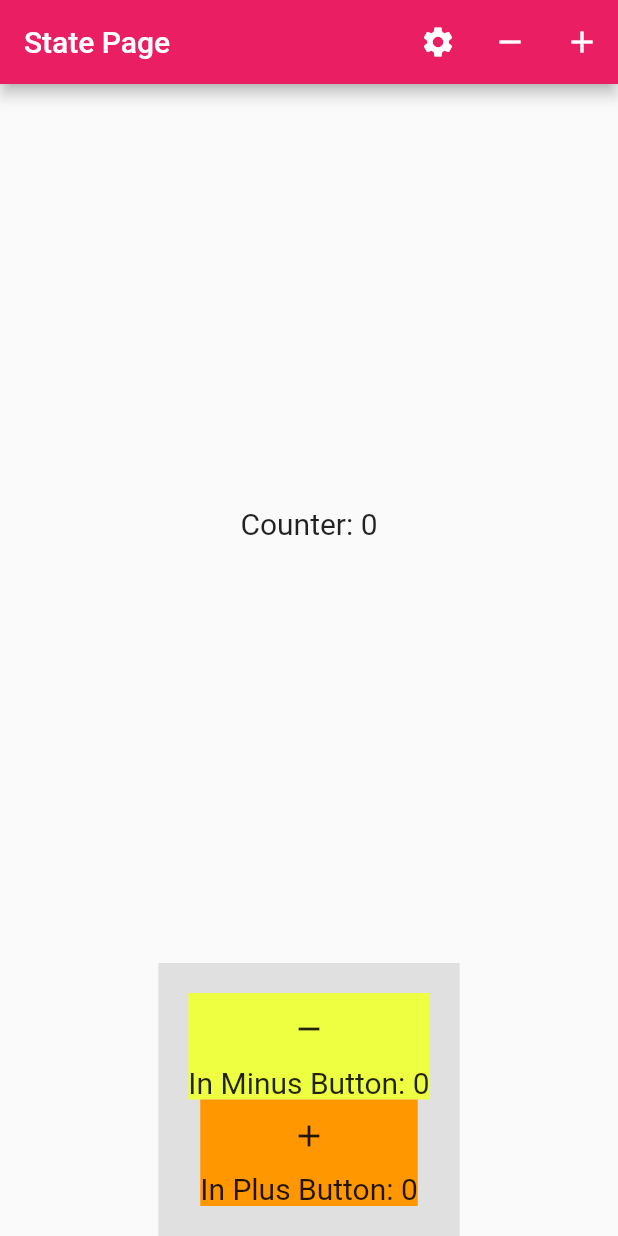
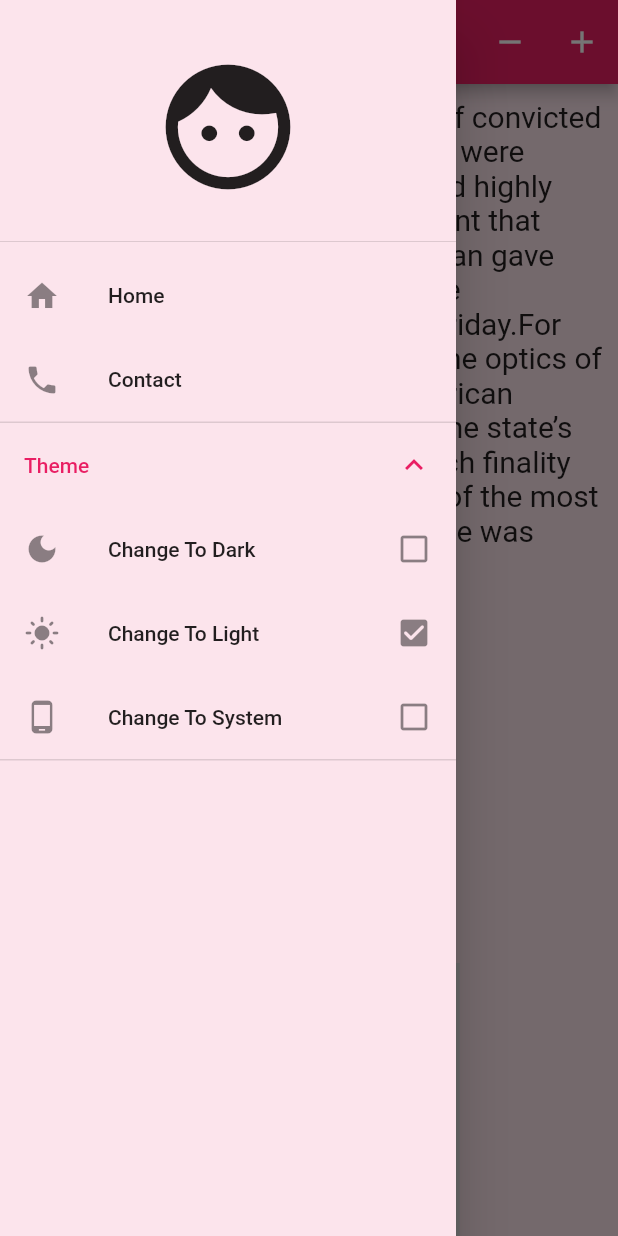
Before and after one commit to YEANSEYHA/flutter_lesson1, a Flutter app: the screen it shows after launch, with the side drawer open (before the commit the screen has no drawer), on a phone screen of 412 x 824 dp. Run offline on Flutter 3.47's test engine with Material 2 defaults, Android fonts, the phone set to English and light mode, and no system bars; our stand-ins replace carousel_slider, font_awesome_flutter.

Commit message:
Change Theme State

```diff
--- a/lib/state_module/apps/state_app.dart
+++ b/lib/state_module/apps/state_app.dart
@@ -1,5 +1,6 @@
 import 'package:flutter/material.dart';
 import 'package:lesson01/state_module/logics/counter_logic.dart';
+import 'package:lesson01/state_module/logics/theme_logic.dart';
 import 'package:lesson01/state_module/pages/state_page.dart';
 import 'package:provider/provider.dart';
 
@@ -7,6 +8,7 @@ Widget appWithProvider() {
   return MultiProvider(
     providers: [
       ChangeNotifierProvider(create: (context) => CounterLogic()),
+      ChangeNotifierProvider(create: (context) => ThemeLogic()),
     ],
     child: StateApp(),
   );
@@ -17,13 +19,29 @@ class StateApp extends StatelessWidget {
 
   @override
   Widget build(BuildContext context) {
+    int counter = context.watch<CounterLogic>().counter;
+
+    ThemeMode mode = context.watch<ThemeLogic>().mode;
+
     return MaterialApp(
       debugShowCheckedModeBanner: false,
       home: StatePage(),
+      themeMode: mode,
       theme: ThemeData(
+        canvasColor: Colors.pink[50],
         primarySwatch: Colors.pink,
         textTheme: TextTheme(
-          bodyText2: TextStyle(fontSize: 20),
+          bodyText2: TextStyle(fontSize: 20 + counter.toDouble()),
+        ),
+      ),
+      darkTheme: ThemeData(
+        brightness: Brightness.dark,
+        canvasColor: Colors.black,
+        appBarTheme: AppBarTheme(
+          backgroundColor: Colors.blueGrey[800],
+        ),
+        textTheme: TextTheme(
+          bodyText2: TextStyle(fontSize: 20 + counter.toDouble()),
         ),
       ),
     );
--- /dev/null
+++ b/lib/state_module/logics/theme_logic.dart
@@ -0,0 +1,21 @@
+import 'package:flutter/material.dart';
+
+class ThemeLogic extends ChangeNotifier {
+  ThemeMode _mode = ThemeMode.light;
+  ThemeMode get mode => _mode;
+
+  void changeToDark() {
+    _mode = ThemeMode.dark;
+    notifyListeners();
+  }
+
+  void changeToLight() {
+    _mode = ThemeMode.light;
+    notifyListeners();
+  }
+
+  void changeToSystem() {
+    _mode = ThemeMode.system;
+    notifyListeners();
+  }
+}
--- a/lib/state_module/pages/state_page.dart
+++ b/lib/state_module/pages/state_page.dart
@@ -1,5 +1,6 @@
 import 'package:flutter/material.dart';
 import 'package:lesson01/state_module/logics/counter_logic.dart';
+import 'package:lesson01/state_module/logics/theme_logic.dart';
 import 'package:lesson01/state_module/pages/state_detail_page.dart';
 import 'package:lesson01/state_module/widgets/minus_button_widget.dart';
 import 'package:lesson01/state_module/widgets/plus_button_widget.dart';
@@ -18,6 +19,67 @@ class _StatePageState extends State<StatePage> {
     return Scaffold(
       appBar: _buildAppBar(),
       body: _buildBody(),
+      drawer: _buildDrawer(),
+    );
+  }
+
+  Widget _buildDrawer() {
+    ThemeMode mode = context.watch<ThemeLogic>().mode;
+
+    return Drawer(
+      child: ListView(
+        children: [
+          DrawerHeader(
+              child: Icon(
+            Icons.face,
+            size: 100,
+          )),
+          ListTile(
+            leading: Icon(Icons.home),
+            title: Text("Home"),
+          ),
+          ListTile(
+            leading: Icon(Icons.phone),
+            title: Text("Contact"),
+          ),
+          ExpansionTile(
+            title: Text("Theme"),
+            initiallyExpanded: true,
+            children: [
+              ListTile(
+                leading: Icon(Icons.dark_mode),
+                title: Text("Change To Dark"),
+                trailing: Icon(mode == ThemeMode.dark
+                    ? Icons.check_box_rounded
+                    : Icons.check_box_outline_blank),
+                onTap: () {
+                  context.read<ThemeLogic>().changeToDark();
+                },
+              ),
+              ListTile(
+                leading: Icon(Icons.light_mode),
+                title: Text("Change To Light"),
+                trailing: Icon(mode == ThemeMode.light
+                    ? Icons.check_box_rounded
+                    : Icons.check_box_outline_blank),
+                onTap: () {
+                  context.read<ThemeLogic>().changeToLight();
+                },
+              ),
+              ListTile(
+                leading: Icon(Icons.phone_android),
+                title: Text("Change To System"),
+                trailing: Icon(mode == ThemeMode.system
+                    ? Icons.check_box_rounded
+                    : Icons.check_box_outline_blank),
+                onTap: () {
+                  context.read<ThemeLogic>().changeToSystem();
+                },
+              ),
+            ],
+          ),
+        ],
+      ),
     );
   }
 
@@ -37,18 +99,12 @@ class _StatePageState extends State<StatePage> {
         ),
         IconButton(
           onPressed: () {
-            // setState(() {
-            //   _counter--;
-            // });
             context.read<CounterLogic>().decrease();
           },
           icon: Icon(Icons.remove),
         ),
         IconButton(
           onPressed: () {
-            // setState(() {
-            //   _counter++;
-            // });
             context.read<CounterLogic>().increase();
           },
           icon: Icon(Icons.add),
@@ -65,7 +121,15 @@ class _StatePageState extends State<StatePage> {
       child: Column(
         mainAxisAlignment: MainAxisAlignment.center,
         children: [
-          Expanded(child: Center(child: Text("Counter: $cnt"))),
+          Expanded(
+            child: SingleChildScrollView(
+              child: Container(
+                padding: EdgeInsets.all(10),
+                child: Text(
+                    "Few watching the six-week trial of convicted doubler murderer Alex Murdaugh were unmoved by the extraordinary and highly personal 15-minute admonishment that presiding Judge Clifton B. Newman gave the once prominent lawyer before sentencing him to life in prison Friday.For many South Carolina residents, the optics of watching Newman, 71, who is African American and grew up going to the state’s segregated schools, rule with such finality over the fate of the scion of one of the most powerful legal families in the state was astonishing."),
+              ),
+            ),
+          ),
           _buildButtonBar(),
         ],
       ),
```
